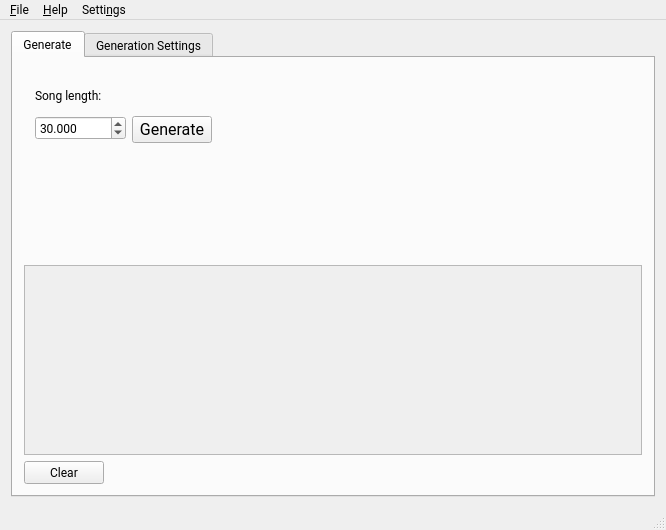
Old version of the form Music_Generator/mainwindow.ui in the repository Jared-Gross/Algorhythm.
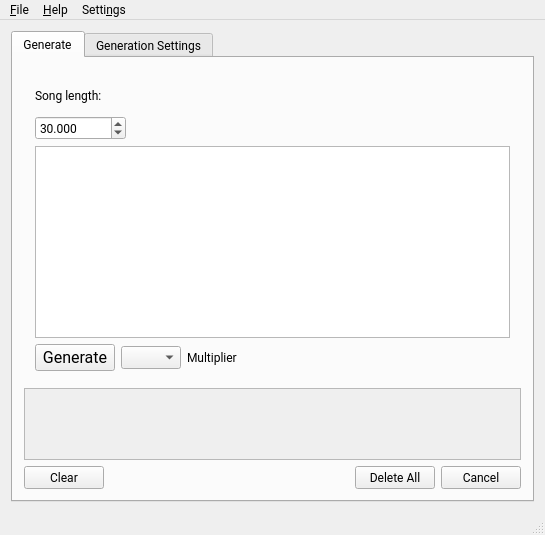
New version of the form. The open tabs and pages were chosen to show the change.

What changed in the file:
```diff
--- a/Music_Generator/mainwindow.ui
+++ b/Music_Generator/mainwindow.ui
@@ -6,7 +6,7 @@
    <rect>
     <x>0</x>
     <y>0</y>
-    <width>666</width>
+    <width>545</width>
     <height>530</height>
    </rect>
   </property>
@@ -85,8 +85,8 @@
             <rect>
              <x>0</x>
              <y>0</y>
-             <width>624</width>
-             <height>187</height>
+             <width>503</width>
+             <height>69</height>
             </rect>
            </property>
            <layout class="QGridLayout" name="gridLayout">
@@ -157,7 +157,20 @@
                  </property>
                 </widget>
                </item>
-               <item row="1" column="1">
+              </layout>
+             </item>
+             <item>
+              <layout class="QVBoxLayout" name="verticalLayout_4">
+               <item>
+                <widget class="QTextEdit" name="alphabetText"/>
+               </item>
+              </layout>
+             </item>
+            </layout>
+           </item>
+           <item>
+            <layout class="QHBoxLayout" name="horizontalLayout">
+             <item>
                 <widget class="QPushButton" name="btnGenerate_2">
                  <property name="sizePolicy">
                   <sizepolicy hsizetype="Fixed" vsizetype="Fixed">
@@ -184,7 +197,44 @@
                  </property>
                 </widget>
                </item>
-              </layout>
+             <item>
+              <widget class="QComboBox" name="comboMultiplier">
+               <property name="sizePolicy">
+                <sizepolicy hsizetype="Fixed" vsizetype="Fixed">
+                 <horstretch>0</horstretch>
+                 <verstretch>0</verstretch>
+                </sizepolicy>
+               </property>
+               <property name="maximumSize">
+                <size>
+                 <width>60</width>
+                 <height>16777215</height>
+                </size>
+               </property>
+               <property name="currentText">
+                <string/>
+               </property>
+              </widget>
+             </item>
+             <item>
+              <widget class="QLabel" name="label_6">
+               <property name="text">
+                <string>Multiplier</string>
+               </property>
+              </widget>
+             </item>
+             <item>
+              <spacer name="horizontalSpacer">
+               <property name="orientation">
+                <enum>Qt::Horizontal</enum>
+               </property>
+               <property name="sizeHint" stdset="0">
+                <size>
+                 <width>40</width>
+                 <height>20</height>
+                </size>
+               </property>
+              </spacer>
              </item>
             </layout>
            </item>
@@ -192,6 +242,8 @@
          </widget>
         </item>
         <item row="2" column="1">
+         <layout class="QHBoxLayout" name="horizontalLayout_2">
+          <item>
          <widget class="QPushButton" name="btnClear">
           <property name="sizePolicy">
            <sizepolicy hsizetype="Fixed" vsizetype="Fixed">
@@ -204,6 +256,38 @@
           </property>
          </widget>
         </item>
+          <item>
+           <spacer name="horizontalSpacer_2">
+            <property name="orientation">
+             <enum>Qt::Horizontal</enum>
+            </property>
+            <property name="sizeHint" stdset="0">
+             <size>
+              <width>40</width>
+              <height>20</height>
+             </size>
+            </property>
+           </spacer>
+          </item>
+          <item>
+           <widget class="QPushButton" name="btnDeleteAll">
+            <property name="text">
+             <string>Delete All</string>
+            </property>
+            <property name="checkable">
+             <bool>false</bool>
+            </property>
+           </widget>
+          </item>
+          <item>
+           <widget class="QPushButton" name="btnCancelThreads">
+            <property name="text">
+             <string>Cancel</string>
+            </property>
+           </widget>
+          </item>
+         </layout>
+        </item>
        </layout>
       </widget>
       <widget class="QWidget" name="tab_2">
@@ -354,8 +438,8 @@
     <rect>
      <x>0</x>
      <y>0</y>
-     <width>666</width>
-     <height>23</height>
+     <width>545</width>
+     <height>25</height>
     </rect>
    </property>
    <widget class="QMenu" name="menutest">
```
Left out of the diff: 10 changed lines with no effect on the pictures. Lines whose indentation alone changed are shown as unchanged.
